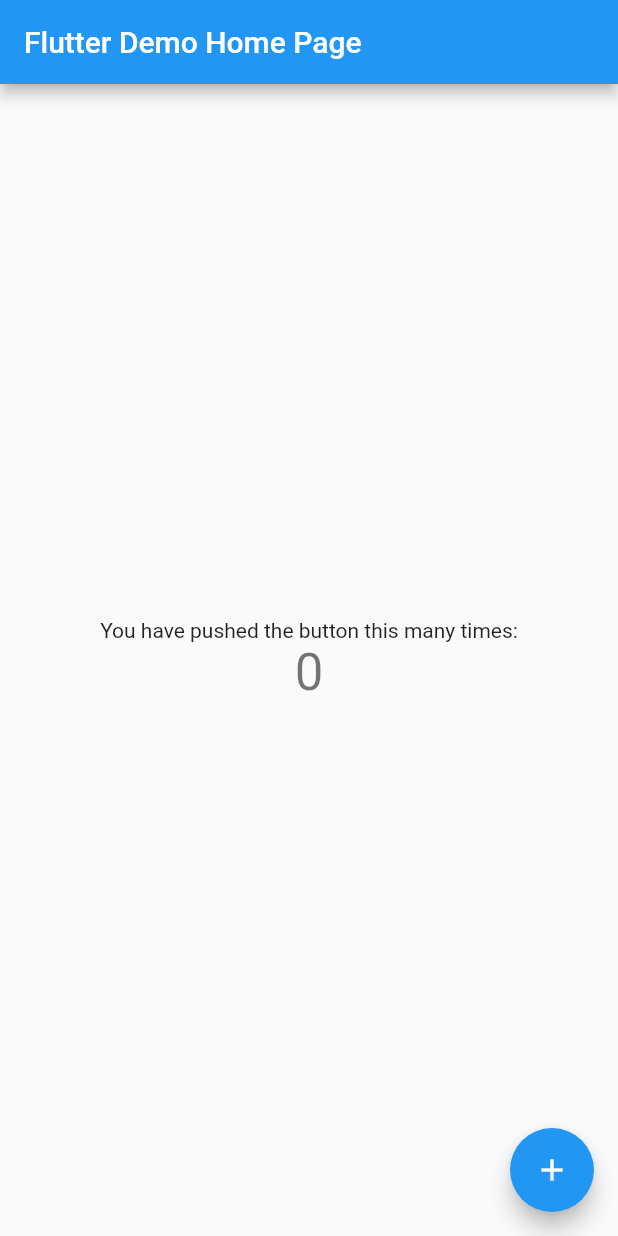
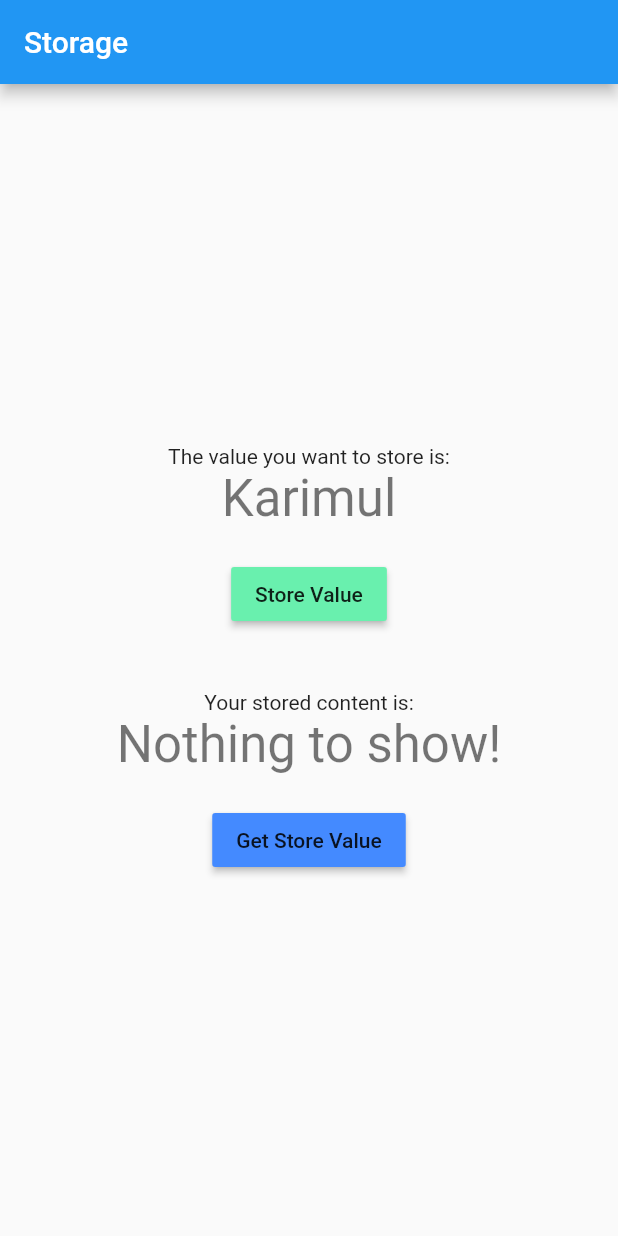
Before and after one commit to khp53/app-dev-course, a Flutter app: the screen it shows after launch, on a phone screen of 412 x 824 dp. Run offline on Flutter 3.47's test engine with Material 2 defaults, Android fonts, the phone set to English and light mode, and no system bars; our stand-ins replace cached_network_image, font_awesome_flutter, shared_preferences, webview_flutter.

Commit message:
added shared pref code

```diff
--- a/storage/lib/main.dart
+++ b/storage/lib/main.dart
@@ -1,4 +1,5 @@
 import 'package:flutter/material.dart';
+import 'package:shared_preferences/shared_preferences.dart';
 
 void main() {
   runApp(const MyApp());
@@ -6,110 +7,85 @@
 
 class MyApp extends StatelessWidget {
   const MyApp({super.key});
-
-  // This widget is the root of your application.
   @override
   Widget build(BuildContext context) {
     return MaterialApp(
       title: 'Flutter Demo',
       theme: ThemeData(
-        // This is the theme of your application.
-        //
-        // Try running your application with "flutter run". You'll see the
-        // application has a blue toolbar. Then, without quitting the app, try
-        // changing the primarySwatch below to Colors.green and then invoke
-        // "hot reload" (press "r" in the console where you ran "flutter run",
-        // or simply save your changes to "hot reload" in a Flutter IDE).
-        // Notice that the counter didn't reset back to zero; the application
-        // is not restarted.
         primarySwatch: Colors.blue,
       ),
-      home: const MyHomePage(title: 'Flutter Demo Home Page'),
+      home: const MyHomePage(title: 'Storage'),
     );
   }
 }
 
 class MyHomePage extends StatefulWidget {
   const MyHomePage({super.key, required this.title});
-
-  // This widget is the home page of your application. It is stateful, meaning
-  // that it has a State object (defined below) that contains fields that affect
-  // how it looks.
-
-  // This class is the configuration for the state. It holds the values (in this
-  // case the title) provided by the parent (in this case the App widget) and
-  // used by the build method of the State. Fields in a Widget subclass are
-  // always marked "final".
-
   final String title;
-
   @override
   State<MyHomePage> createState() => _MyHomePageState();
 }
 
 class _MyHomePageState extends State<MyHomePage> {
-  int _counter = 0;
-
-  void _incrementCounter() {
-    setState(() {
-      // This call to setState tells the Flutter framework that something has
-      // changed in this State, which causes it to rerun the build method below
-      // so that the display can reflect the updated values. If we changed
-      // _counter without calling setState(), then the build method would not be
-      // called again, and so nothing would appear to happen.
-      _counter++;
-    });
-  }
+  String myName = "Karimul";
+  String getFromPref = 'Nothing to show!';
 
   @override
   Widget build(BuildContext context) {
-    // This method is rerun every time setState is called, for instance as done
-    // by the _incrementCounter method above.
-    //
-    // The Flutter framework has been optimized to make rerunning build methods
-    // fast, so that you can just rebuild anything that needs updating rather
-    // than having to individually change instances of widgets.
     return Scaffold(
       appBar: AppBar(
-        // Here we take the value from the MyHomePage object that was created by
-        // the App.build method, and use it to set our appbar title.
         title: Text(widget.title),
       ),
       body: Center(
-        // Center is a layout widget. It takes a single child and positions it
-        // in the middle of the parent.
         child: Column(
-          // Column is also a layout widget. It takes a list of children and
-          // arranges them vertically. By default, it sizes itself to fit its
-          // children horizontally, and tries to be as tall as its parent.
-          //
-          // Invoke "debug painting" (press "p" in the console, choose the
-          // "Toggle Debug Paint" action from the Flutter Inspector in Android
-          // Studio, or the "Toggle Debug Paint" command in Visual Studio Code)
-          // to see the wireframe for each widget.
-          //
-          // Column has various properties to control how it sizes itself and
-          // how it positions its children. Here we use mainAxisAlignment to
-          // center the children vertically; the main axis here is the vertical
-          // axis because Columns are vertical (the cross axis would be
-          // horizontal).
           mainAxisAlignment: MainAxisAlignment.center,
           children: <Widget>[
             const Text(
-              'You have pushed the button this many times:',
+              'The value you want to store is:',
             ),
             Text(
-              '$_counter',
+              myName,
               style: Theme.of(context).textTheme.headline4,
+            ),
+            const SizedBox(
+              height: 20,
+            ),
+            MaterialButton(
+              onPressed: () async {
+                final pref = await SharedPreferences.getInstance();
+                pref.setString('name', myName);
+              },
+              color: Colors.greenAccent,
+              child: const Text("Store Value"),
+            ),
+            const SizedBox(
+              height: 40,
+            ),
+            const Text(
+              'Your stored content is:',
+            ),
+            Text(
+              getFromPref.toString(),
+              style: Theme.of(context).textTheme.headline4,
+            ),
+            const SizedBox(
+              height: 20,
+            ),
+            MaterialButton(
+              onPressed: () async {
+                final pref = await SharedPreferences.getInstance();
+                if (pref.getString('name') != null) {
+                  setState(() {
+                    getFromPref = pref.getString('name')!;
+                  });
+                }
+              },
+              color: Colors.blueAccent,
+              child: const Text("Get Store Value"),
             ),
           ],
         ),
       ),
-      floatingActionButton: FloatingActionButton(
-        onPressed: _incrementCounter,
-        tooltip: 'Increment',
-        child: const Icon(Icons.add),
-      ), // This trailing comma makes auto-formatting nicer for build methods.
     );
   }
 }
```
Also changed, not shown: storage/pubspec.yaml (+4 -12 lines), storage/pubspec.lock, 10 other files.
